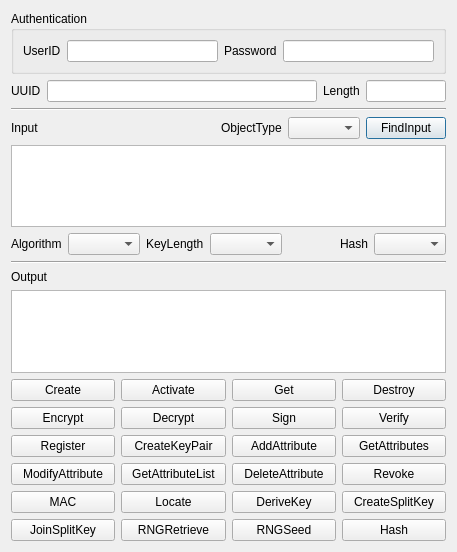
This is TTLVReader/req_encoder_dlg.ui in jykim74/TTLVReader as Qt 5 draws it before an edit. The edited form follows.
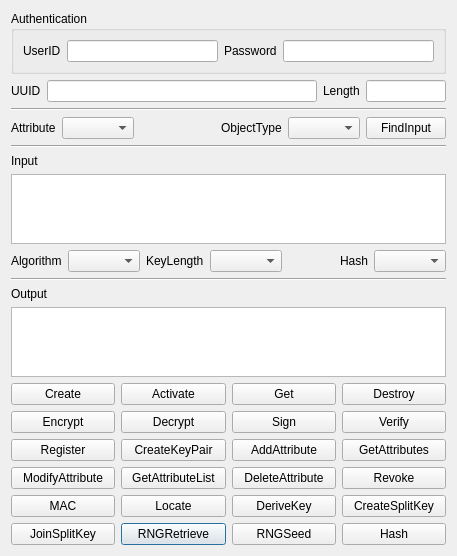
This is the edited form.

```diff
--- a/TTLVReader/req_encoder_dlg.ui
+++ b/TTLVReader/req_encoder_dlg.ui
@@ -14,23 +14,97 @@
    <string>Request Encoder</string>
   </property>
   <layout class="QGridLayout" name="gridLayout">
-   <item row="5" column="0" colspan="4">
-    <layout class="QGridLayout" name="gridLayout_7">
+   <item row="12" column="0">
+    <widget class="QLabel" name="label_4">
+     <property name="text">
+      <string>Output</string>
+     </property>
+    </widget>
+   </item>
+   <item row="19" column="0" colspan="4">
+    <layout class="QGridLayout" name="gridLayout_4">
      <property name="topMargin">
       <number>0</number>
      </property>
-     <item row="0" column="3">
-      <widget class="QComboBox" name="mObjectTypeCombo"/>
-     </item>
-     <item row="0" column="0">
-      <widget class="QLabel" name="label_3">
-       <property name="text">
-        <string>Input</string>
-       </property>
-      </widget>
-     </item>
      <item row="0" column="1">
-      <spacer name="horizontalSpacer">
+      <widget class="QPushButton" name="mRNGRetrieveBtn">
+       <property name="text">
+        <string>RNGRetrieve</string>
+       </property>
+      </widget>
+     </item>
+     <item row="0" column="2">
+      <widget class="QPushButton" name="mRNGSeedBtn">
+       <property name="text">
+        <string>RNGSeed</string>
+       </property>
+      </widget>
+     </item>
+     <item row="0" column="0">
+      <widget class="QPushButton" name="mJoinSplitKeyBtn">
+       <property name="text">
+        <string>JoinSplitKey</string>
+       </property>
+      </widget>
+     </item>
+     <item row="0" column="3">
+      <widget class="QPushButton" name="mHashBtn">
+       <property name="text">
+        <string>Hash</string>
+       </property>
+      </widget>
+     </item>
+    </layout>
+   </item>
+   <item row="15" column="0" colspan="4">
+    <layout class="QHBoxLayout" name="horizontalLayout">
+     <property name="topMargin">
+      <number>0</number>
+     </property>
+     <item>
+      <widget class="QPushButton" name="mEncryptBtn">
+       <property name="text">
+        <string>Encrypt</string>
+       </property>
+      </widget>
+     </item>
+     <item>
+      <widget class="QPushButton" name="mDecryptBtn">
+       <property name="text">
+        <string>Decrypt</string>
+       </property>
+      </widget>
+     </item>
+     <item>
+      <widget class="QPushButton" name="mSignBtn">
+       <property name="text">
+        <string>Sign</string>
+       </property>
+      </widget>
+     </item>
+     <item>
+      <widget class="QPushButton" name="mVerifyBtn">
+       <property name="text">
+        <string>Verify</string>
+       </property>
+      </widget>
+     </item>
+    </layout>
+   </item>
+   <item row="10" column="0" colspan="4">
+    <layout class="QGridLayout" name="gridLayout_8">
+     <property name="topMargin">
+      <number>0</number>
+     </property>
+     <item row="0" column="2">
+      <widget class="QLabel" name="mOptionLabel">
+       <property name="text">
+        <string>KeyLength</string>
+       </property>
+      </widget>
+     </item>
+     <item row="0" column="4">
+      <spacer name="horizontalSpacer_2">
        <property name="orientation">
         <enum>Qt::Horizontal</enum>
        </property>
@@ -42,22 +116,41 @@
        </property>
       </spacer>
      </item>
-     <item row="0" column="2">
-      <widget class="QLabel" name="label_2">
+     <item row="0" column="6">
+      <widget class="QComboBox" name="mHashCombo"/>
+     </item>
+     <item row="0" column="1">
+      <widget class="QComboBox" name="mAlgCombo"/>
+     </item>
+     <item row="0" column="5">
+      <widget class="QLabel" name="label_7">
        <property name="text">
-        <string>ObjectType</string>
+        <string>Hash</string>
        </property>
       </widget>
      </item>
-     <item row="0" column="4">
-      <widget class="QPushButton" name="mFindInputBtn">
+     <item row="0" column="3">
+      <widget class="QComboBox" name="mOptionCombo"/>
+     </item>
+     <item row="0" column="0">
+      <widget class="QLabel" name="label_5">
        <property name="text">
-        <string>FindInput</string>
+        <string>Algorithm</string>
        </property>
       </widget>
      </item>
     </layout>
    </item>
+   <item row="9" column="0" colspan="4">
+    <widget class="QPlainTextEdit" name="mInputText"/>
+   </item>
+   <item row="8" column="0">
+    <widget class="QLabel" name="label_3">
+     <property name="text">
+      <string>Input</string>
+     </property>
+    </widget>
+   </item>
    <item row="2" column="0" colspan="4">
     <layout class="QGridLayout" name="gridLayout_5">
      <property name="topMargin">
@@ -93,6 +186,16 @@
     </layout>
    </item>
    <item row="13" column="0" colspan="4">
+    <widget class="QPlainTextEdit" name="mOutputText"/>
+   </item>
+   <item row="11" column="0" colspan="4">
+    <widget class="Line" name="line_2">
+     <property name="orientation">
+      <enum>Qt::Horizontal</enum>
+     </property>
+    </widget>
+   </item>
+   <item row="16" column="0" colspan="4">
     <layout class="QHBoxLayout" name="horizontalLayout_2">
      <property name="topMargin">
       <number>0</number>
@@ -127,39 +230,86 @@
      </item>
     </layout>
    </item>
-   <item row="16" column="0" colspan="4">
-    <layout class="QGridLayout" name="gridLayout_4">
+   <item row="14" column="0" colspan="4">
+    <layout class="QGridLayout" name="gridLayout_2">
      <property name="topMargin">
       <number>0</number>
      </property>
-     <item row="0" column="1">
-      <widget class="QPushButton" name="mRNGRetrieveBtn">
+     <item row="0" column="0">
+      <widget class="QPushButton" name="mCreateBtn">
        <property name="text">
-        <string>RNGRetrieve</string>
+        <string>Create</string>
        </property>
       </widget>
      </item>
      <item row="0" column="2">
-      <widget class="QPushButton" name="mRNGSeedBtn">
+      <widget class="QPushButton" name="mGetBtn">
        <property name="text">
-        <string>RNGSeed</string>
+        <string>Get</string>
        </property>
       </widget>
      </item>
+     <item row="0" column="1">
+      <widget class="QPushButton" name="mActivateBtn">
+       <property name="text">
+        <string>Activate</string>
+       </property>
+      </widget>
+     </item>
+     <item row="0" column="3">
+      <widget class="QPushButton" name="mDestroyBtn">
+       <property name="text">
+        <string>Destroy</string>
+       </property>
+      </widget>
+     </item>
+    </layout>
+   </item>
+   <item row="5" column="0" colspan="4">
+    <layout class="QGridLayout" name="gridLayout_7">
+     <property name="topMargin">
+      <number>0</number>
+     </property>
+     <item row="0" column="2">
+      <spacer name="horizontalSpacer">
+       <property name="orientation">
+        <enum>Qt::Horizontal</enum>
+       </property>
+       <property name="sizeHint" stdset="0">
+        <size>
+         <width>40</width>
+         <height>20</height>
+        </size>
+       </property>
+      </spacer>
+     </item>
      <item row="0" column="0">
-      <widget class="QPushButton" name="mJoinSplitKeyBtn">
+      <widget class="QLabel" name="label_10">
        <property name="text">
-        <string>JoinSplitKey</string>
+        <string>Attribute</string>
        </property>
       </widget>
      </item>
+     <item row="0" column="5">
+      <widget class="QPushButton" name="mFindInputBtn">
+       <property name="text">
+        <string>FindInput</string>
+       </property>
+      </widget>
+     </item>
+     <item row="0" column="4">
+      <widget class="QComboBox" name="mObjectTypeCombo"/>
+     </item>
      <item row="0" column="3">
-      <widget class="QPushButton" name="mHashBtn">
+      <widget class="QLabel" name="label_2">
        <property name="text">
-        <string>Hash</string>
+        <string>ObjectType</string>
        </property>
       </widget>
      </item>
+     <item row="0" column="1">
+      <widget class="QComboBox" name="mAttributeCombo"/>
+     </item>
     </layout>
    </item>
    <item row="0" column="0" colspan="4">
@@ -191,70 +341,7 @@
      </layout>
     </widget>
    </item>
-   <item row="6" column="0" colspan="4">
-    <widget class="QPlainTextEdit" name="mInputText"/>
-   </item>
-   <item row="10" column="0" colspan="4">
-    <widget class="QPlainTextEdit" name="mOutputText"/>
-   </item>
-   <item row="7" column="0" colspan="4">
-    <layout class="QGridLayout" name="gridLayout_8">
-     <property name="topMargin">
-      <number>0</number>
-     </property>
-     <item row="0" column="1">
-      <widget class="QComboBox" name="mAlgCombo"/>
-     </item>
-     <item row="0" column="3">
-      <widget class="QComboBox" name="mOptionCombo"/>
-     </item>
-     <item row="0" column="6">
-      <widget class="QComboBox" name="mHashCombo"/>
-     </item>
-     <item row="0" column="5">
-      <widget class="QLabel" name="label_7">
-       <property name="text">
-        <string>Hash</string>
-       </property>
-      </widget>
-     </item>
-     <item row="0" column="2">
-      <widget class="QLabel" name="mOptionLabel">
-       <property name="text">
-        <string>KeyLength</string>
-       </property>
-      </widget>
-     </item>
-     <item row="0" column="0">
-      <widget class="QLabel" name="label_5">
-       <property name="text">
-        <string>Algorithm</string>
-       </property>
-      </widget>
-     </item>
-     <item row="0" column="4">
-      <spacer name="horizontalSpacer_2">
-       <property name="orientation">
-        <enum>Qt::Horizontal</enum>
-       </property>
-       <property name="sizeHint" stdset="0">
-        <size>
-         <width>40</width>
-         <height>20</height>
-        </size>
-       </property>
-      </spacer>
-     </item>
-    </layout>
-   </item>
-   <item row="9" column="0">
-    <widget class="QLabel" name="label_4">
-     <property name="text">
-      <string>Output</string>
-     </property>
-    </widget>
-   </item>
-   <item row="15" column="0" colspan="4">
+   <item row="18" column="0" colspan="4">
     <layout class="QHBoxLayout" name="horizontalLayout_4">
      <property name="topMargin">
       <number>0</number>
@@ -289,42 +376,14 @@
      </item>
     </layout>
    </item>
-   <item row="12" column="0" colspan="4">
-    <layout class="QHBoxLayout" name="horizontalLayout">
-     <property name="topMargin">
-      <number>0</number>
+   <item row="3" column="0" colspan="4">
+    <widget class="Line" name="line">
+     <property name="orientation">
+      <enum>Qt::Horizontal</enum>
      </property>
-     <item>
-      <widget class="QPushButton" name="mEncryptBtn">
-       <property name="text">
-        <string>Encrypt</string>
-       </property>
-      </widget>
-     </item>
-     <item>
-      <widget class="QPushButton" name="mDecryptBtn">
-       <property name="text">
-        <string>Decrypt</string>
-       </property>
-      </widget>
-     </item>
-     <item>
-      <widget class="QPushButton" name="mSignBtn">
-       <property name="text">
-        <string>Sign</string>
-       </property>
-      </widget>
-     </item>
-     <item>
-      <widget class="QPushButton" name="mVerifyBtn">
-       <property name="text">
-        <string>Verify</string>
-       </property>
-      </widget>
-     </item>
-    </layout>
+    </widget>
    </item>
-   <item row="14" column="0" colspan="4">
+   <item row="17" column="0" colspan="4">
     <layout class="QHBoxLayout" name="horizontalLayout_3">
      <property name="topMargin">
       <number>0</number>
@@ -359,50 +418,8 @@
      </item>
     </layout>
    </item>
-   <item row="11" column="0" colspan="4">
-    <layout class="QGridLayout" name="gridLayout_2">
-     <property name="topMargin">
-      <number>0</number>
-     </property>
-     <item row="0" column="0">
-      <widget class="QPushButton" name="mCreateBtn">
-       <property name="text">
-        <string>Create</string>
-       </property>
-      </widget>
-     </item>
-     <item row="0" column="2">
-      <widget class="QPushButton" name="mGetBtn">
-       <property name="text">
-        <string>Get</string>
-       </property>
-      </widget>
-     </item>
-     <item row="0" column="1">
-      <widget class="QPushButton" name="mActivateBtn">
-       <property name="text">
-        <string>Activate</string>
-       </property>
-      </widget>
-     </item>
-     <item row="0" column="3">
-      <widget class="QPushButton" name="mDestroyBtn">
-       <property name="text">
-        <string>Destroy</string>
-       </property>
-      </widget>
-     </item>
-    </layout>
-   </item>
-   <item row="8" column="0" colspan="4">
-    <widget class="Line" name="line_2">
-     <property name="orientation">
-      <enum>Qt::Horizontal</enum>
-     </property>
-    </widget>
-   </item>
-   <item row="3" column="0" colspan="4">
-    <widget class="Line" name="line">
+   <item row="7" column="0" colspan="4">
+    <widget class="Line" name="line_3">
      <property name="orientation">
       <enum>Qt::Horizontal</enum>
      </property>
```
